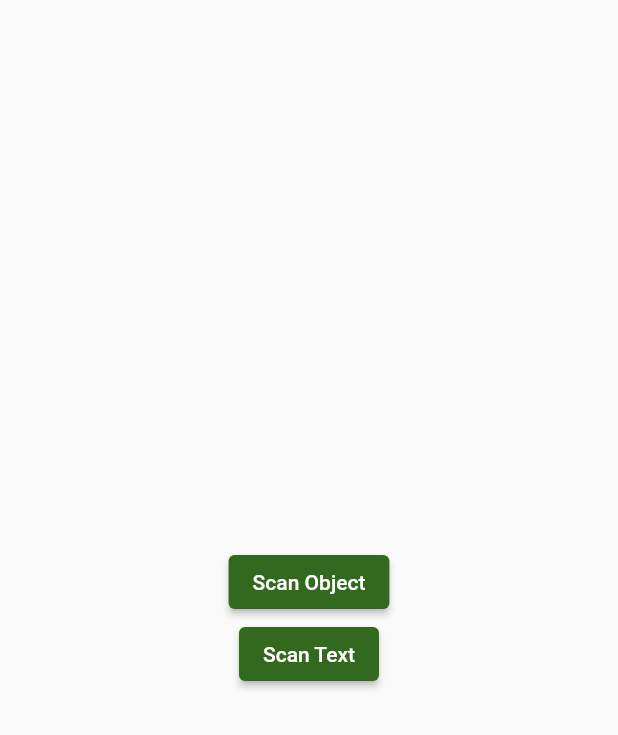
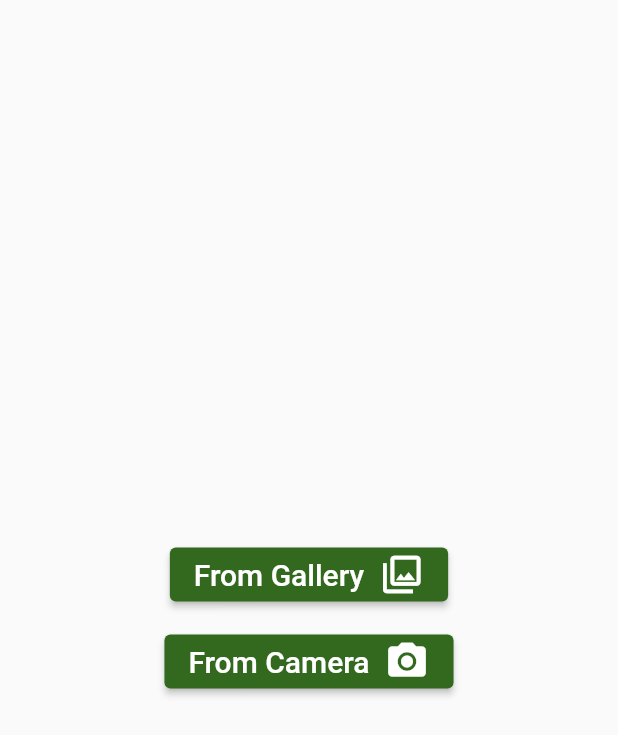
Before and after one commit to Ghadaaljariwi/iRecycle, a Flutter app: the CameraScreen screen opened directly, on a phone screen of 412 x 824 dp. Shown: the top 735 px of the screen. Run offline on Flutter 3.47's test engine with Material 2 defaults, Android fonts, the phone set to English and light mode, and no system bars; our stand-ins replace bloc, cached_network_image, cloud_firestore, cross_file, equatable, firebase_auth and 13 more; missing offline and left inert: mockito, test; accounts and stored records are empty.

Commit message:
Merge branch 'mergee' of https://github.com/Ghadaaljariwi/iRecycle into mergee

```diff
--- a/lib/main.dart
+++ b/lib/main.dart
@@ -15,6 +15,8 @@ import 'package:cloud_firestore/cloud_firestore.dart';
 import 'package:firebase_auth/firebase_auth.dart';
 import 'package:firebase_core/firebase_core.dart';
 import 'firebase_options.dart';
+import 'package:test/test.dart';
+import 'package:mockito/mockito.dart';
 
 Map<int, Color> color = {
   50: Color.fromARGB(255, 65, 102, 39),
--- a/lib/models/profileThreadItem.dart
+++ b/lib/models/profileThreadItem.dart
@@ -283,7 +283,7 @@ class _ProfileThreadItem extends State<ProfileThreadItem> {
                       Padding(
                         padding: const EdgeInsets.only(top: 6.0, bottom: 2.0),
                         child: Row(
-                          mainAxisAlignment: MainAxisAlignment.spaceAround,
+                          mainAxisAlignment: MainAxisAlignment.spaceEvenly,
                           children: <Widget>[
                             GestureDetector(
                               onTap: () => _updateLikeCount(
@@ -541,7 +541,7 @@ class _EditPost extends State<EditPost> {
       FBCloudStore.sendPostInFirebase(
           postId, name, writingTextController.text, post);
 
-      showToastMessage("The post is under review by the admin");
+      //showToastMessage("The post is under review by the admin");
 
       setState(() {
         _isLoading = false;
--- a/lib/pages/AdminHome.dart
+++ b/lib/pages/AdminHome.dart
@@ -215,7 +215,7 @@ class _AdminHomePageState extends State<AdminHomePage> {
                   color: Theme.of(context).accentColor,
                 ),
                 title: Text(
-                  'Logout',
+                  'Log Out',
                   style: TextStyle(
                       fontSize: _drawerFontSize,
                       color: Theme.of(context).accentColor),
--- a/lib/pages/AdminViewPost/AdminMaintread.dart
+++ b/lib/pages/AdminViewPost/AdminMaintread.dart
@@ -36,7 +36,7 @@ class _AdminThreadMain extends State<AdminThreadMain> {
       body: StreamBuilder<QuerySnapshot>(
           stream: FirebaseFirestore.instance
               .collection('thread')
-              .where('state', isEqualTo: 'False')
+              //.where('state', isEqualTo: 'False')
               .orderBy('postTimeStamp', descending: true)
               .snapshots(),
           builder: (context, snapshot) {
--- a/lib/pages/BlocCategories/categoryDetail.dart
+++ b/lib/pages/BlocCategories/categoryDetail.dart
@@ -71,8 +71,8 @@ class _CategoryDetailState extends State<CategoryDetail> {
                 widget.cat['image'].startsWith('http'))
               Image.network(
                 widget.cat['image'],
-                height: 150,
-                width: 150,
+                height: 450,
+                width: 450,
               ),
             SizedBox(height: 20),
             Text(
--- a/lib/pages/BlocCategories/categoryField.dart
+++ b/lib/pages/BlocCategories/categoryField.dart
@@ -49,6 +49,7 @@ class _CategoryFieldState extends State<CategoryField> {
     //context.read<CategoryBloc>().add(AddCategory(object: object));
 */
     addCategoryDB(NameController.text, DescriptionController.text, image);
+    showToastMessage("The category has been added successfully");
     Navigator.pop(context);
   }
 
--- a/lib/pages/homes.dart
+++ b/lib/pages/homes.dart
@@ -188,7 +188,7 @@ class _HomePageState extends State<HomePage> {
                 color: Theme.of(context).accentColor,
               ),
               title: Text(
-                'Logout',
+                'Log Out',
                 style: TextStyle(
                     fontSize: _drawerFontSize,
                     color: Theme.of(context).accentColor),
--- a/lib/pages/scan_object.dart
+++ b/lib/pages/scan_object.dart
@@ -32,8 +32,8 @@ class _CameraScreenState extends State<CameraScreen> {
     }
   }
 
-  Future<void> _pickImage() async {
-    final pickedFile = await imagePicker.getImage(source: ImageSource.gallery);
+  Future<void> _pickImage(ImageSource source) async {
+    final pickedFile = await imagePicker.getImage(source: source);
     if (pickedFile != null) {
       _sendImage(pickedFile.path);
     }
@@ -111,6 +111,7 @@ class _CameraScreenState extends State<CameraScreen> {
         child: new Column(
             mainAxisAlignment: MainAxisAlignment.center,
             children: <Widget>[
+              /*
               ElevatedButton(
                 child: Text('Scan Object'),
                 onPressed: () {
@@ -119,11 +120,51 @@ class _CameraScreenState extends State<CameraScreen> {
                   type = 'OBJECT_LOCALIZATION';
                 },
               ),
+              */
               ElevatedButton(
-                child: Text('Scan Text'),
+                child: Row(
+                    crossAxisAlignment: CrossAxisAlignment.center,
+                    mainAxisSize: MainAxisSize.min,
+                    mainAxisAlignment: MainAxisAlignment.spaceEvenly,
+                    children: [
+                      Text('From Gallery',
+                          style: TextStyle(
+                            fontSize: 20,
+                          )),
+                      Padding(padding: EdgeInsets.all(5)),
+                      Icon(
+                        Icons.photo_library_outlined,
+                        size: 30,
+                      )
+                    ]),
                 onPressed: () {
                   _getPermission();
-                  _pickImage();
+                  _pickImage(ImageSource.gallery);
+                  type = 'TEXT_DETECTION';
+                },
+              ),
+              SizedBox(
+                height: 10,
+              ),
+              ElevatedButton(
+                child: Row(
+                    crossAxisAlignment: CrossAxisAlignment.center,
+                    mainAxisSize: MainAxisSize.min,
+                    mainAxisAlignment: MainAxisAlignment.spaceEvenly,
+                    children: [
+                      Text('From Camera',
+                          style: TextStyle(
+                            fontSize: 20,
+                          )),
+                      Padding(padding: EdgeInsets.all(5)),
+                      Icon(
+                        Icons.photo_camera,
+                        size: 30,
+                      )
+                    ]),
+                onPressed: () {
+                  _getPermission();
+                  _pickImage(ImageSource.camera);
                   type = 'TEXT_DETECTION';
                 },
               ),
--- a/lib/pages/widgets/threadMain.dart
+++ b/lib/pages/widgets/threadMain.dart
@@ -35,7 +35,7 @@ class _ThreadMain extends State<ThreadMain> {
       body: StreamBuilder<QuerySnapshot>(
           stream: FirebaseFirestore.instance
               .collection('thread')
-              .where('state', isEqualTo: 'True')
+              //.where('state', isEqualTo: 'True')
               .orderBy('postTimeStamp', descending: true)
               .snapshots(),
           builder: (context, snapshot) {
--- a/lib/pages/widgets/writePost.dart
+++ b/lib/pages/widgets/writePost.dart
@@ -124,6 +124,8 @@ class _WritePost extends State<WritePost> {
           writingTextController.text,
           //widget.myData,
           postImageURL);
+
+      showToastMessage("The post is under review by the admin");
 
       setState(() {
         _isLoading = false;
--- a/lib/profile/profile_page.dart
+++ b/lib/profile/profile_page.dart
@@ -214,7 +214,6 @@ class _ProfilePageState extends State<ProfilePage> {
             color: Colors.black,
           ),
           Container(
-            height: 200,
             alignment: Alignment.centerLeft,
             padding: const EdgeInsets.only(top: 4.0),
             child: StreamBuilder<QuerySnapshot>(
--- a/pubspec.yaml
+++ b/pubspec.yaml
@@ -60,7 +60,7 @@ dependencies:
   google_vision: ^1.0.5+6
   smooth_page_indicator: ^1.0.0+2
   flutter_launcher_icons: ^0.10.0
-  url_launcher: ^6.1.9
+  url_launcher: ^6.1.8
 
 dev_dependencies:
   flutter_test:
@@ -72,6 +72,7 @@ dev_dependencies:
   # package. See that file for information about deactivating specific lint
   # rules and activating additional ones.
   flutter_lints: ^2.0.0
+  test: ^1.22.0
 
 flutter_icons:
   android: "launcher_icon"
```
Also changed, not shown: lib/pages/AdminViewPost/Adminitem.dart (+18 -0 lines), lib/testing/postAdviceTest.dart (added, +10 -0 lines), lib/testing/test1.dart (added, +9 -0 lines), 1 other file.
